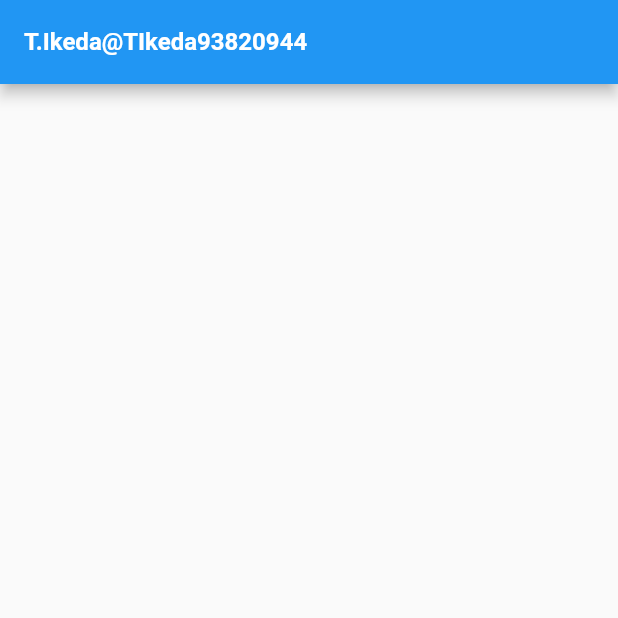
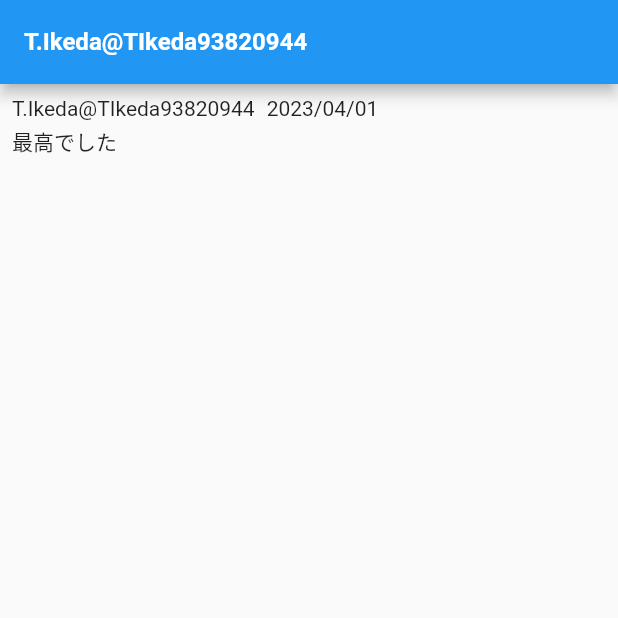
Before and after one commit to 0053405-Ikeda/Twitter_UI, a Flutter app: the screen it shows after launch, on a phone screen of 412 x 824 dp, the top half of it. Run offline on Flutter 3.47's test engine with Material 2 defaults, Android fonts, the phone set to English and light mode, and no system bars.

Commit message:
ツイートの表示部分を作成

```diff
--- a/mytwitter/lib/main.dart
+++ b/mytwitter/lib/main.dart
@@ -22,6 +22,23 @@ class MyApp extends StatelessWidget {
             ),
           ),
         ),
+        body: Padding(
+          padding: const EdgeInsets.all(8.0),
+          child: Column(
+            crossAxisAlignment: CrossAxisAlignment.start,
+            children: [
+              Row(
+                children: [
+                  Text('T.Ikeda@TIkeda93820944'),
+                  SizedBox(width: 8),
+                  Text('2023/04/01'),
+                ],
+              ),
+              SizedBox(height: 4),
+              Text('最高でした')
+            ],
+          ),
+        ),
       ),
     );
   }
```
